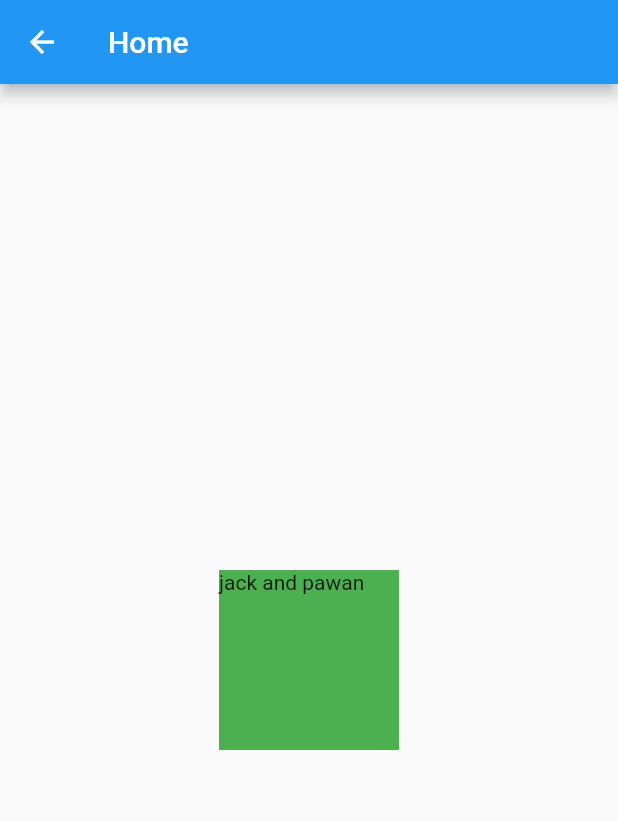
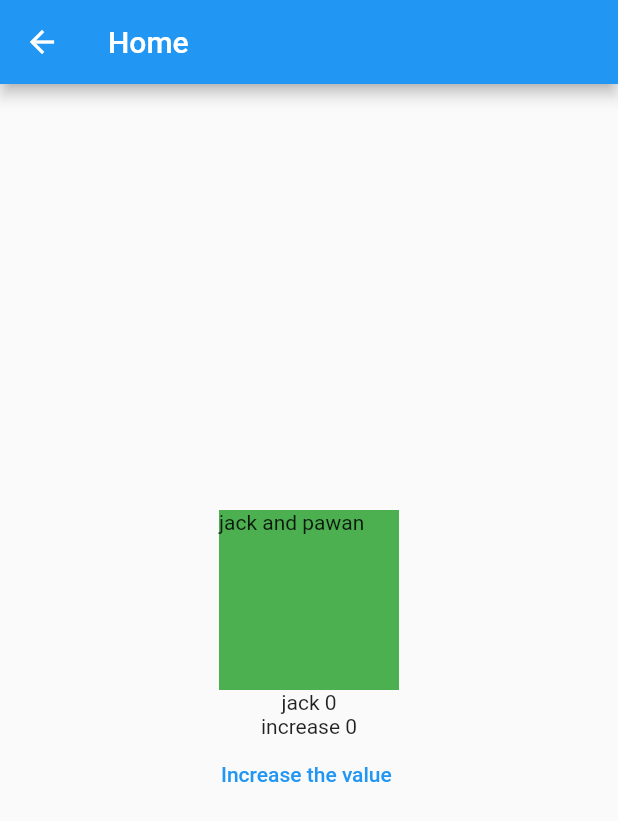
Before and after one commit to Jackpkn/Flutter_Getx, a Flutter app: the screen it shows after launch, after a tap on "Next screen", on a phone screen of 412 x 824 dp. Shown: the top 821 px of the screen. Run offline on Flutter 3.47's test engine with Material 2 defaults, Android fonts, the phone set to English and light mode, and no system bars; our stand-ins replace get, shared_preferences; missing offline and left inert: dart:html.

Commit message:
Getx services

```diff
--- a/lib/homepage.dart
+++ b/lib/homepage.dart
@@ -1,26 +1,51 @@
 import 'package:flutter/material.dart';
 import 'package:get/get.dart';
+import 'package:getx/statemanagment/getxController.dart';
 
 class Home extends StatelessWidget {
-  const Home({super.key});
-
+  Home({super.key});
+  // this is object of my controller
+  MyController myController = Get.put(MyController());
   @override
   Widget build(BuildContext context) {
     return Scaffold(
       appBar: AppBar(title: const Text('Home')),
       body: Center(
-        child: Column(mainAxisAlignment: MainAxisAlignment.center, children: [
-          Container(
-            color: Colors.green,
-            width: 120,
-            height: 120,
-            child: GestureDetector(
+        child: Column(
+          mainAxisAlignment: MainAxisAlignment.center,
+          children: [
+            Container(
+              color: Colors.green,
+              width: 120,
+              height: 120,
+              child: GestureDetector(
                 onTap: () {
                   Get.back();
                 },
-                child: const Text('jack and pawan')),
-          )
-        ]),
+                child: const Text(
+                  'jack and pawan',
+                ),
+              ),
+            ),
+            GetBuilder<MyController>(
+              id: 'txtCount',
+              // initState: (data) => MyController().increment(),
+              // dispose: (_)=>MyController().cleanUpTask(),
+              builder: ((controller) {
+                return Text('jack ${controller.count}');
+              }),
+            ),
+            GetBuilder<MyController>(builder: (controller) {
+              return Text('increase ${controller.count}');
+            }),
+            TextButton(
+              onPressed: () {
+                myController.increment();
+              },
+              child: const Text('Increase the value '),
+            ),
+          ],
+        ),
       ),
     );
   }
--- a/lib/main.dart
+++ b/lib/main.dart
@@ -23,9 +23,9 @@ class MyApp extends StatelessWidget {
         GetPage(
           name: '/Home',
           transition: Transition.leftToRight,
-          page: () => const Home(),
+          page: () => Home(),
         ),
-        GetPage(name: '/NextScreen/: SomeValue', page: () => const Home())
+        GetPage(name: '/NextScreen/: SomeValue', page: () => Home())
       ],
       title: 'Flutter Demo',
       theme: ThemeData(
@@ -57,11 +57,10 @@ class _MyHomePageState extends State<MyHomePage> {
           mainAxisAlignment: MainAxisAlignment.center,
           children: [
             ElevatedButton(
-              onPressed: () async {
-                await Get.toNamed('/Home');
-              },
-              child: const Text('Next screen')),
-
+                onPressed: () async {
+                  await Get.toNamed('/Home');
+                },
+                child: const Text('Next screen')),
           ],
         ),
       ),
--- /dev/null
+++ b/lib/statemanagment/getxController.dart
@@ -0,0 +1,30 @@
+import 'dart:html';
+
+import 'package:flutter/material.dart';
+import 'package:get/get.dart';
+
+class MyController extends GetxController {
+  //? make observable
+  RxInt count = 0.obs;
+  void increment()   {
+    // await Future<int>.delayed(const Duration(seconds: 5));
+    count++;
+    update(['texCount']);
+  }
+
+  void cleanUpTask() {
+    debugPrint('Clean up task');
+  }
+
+  @override
+  void onInit() {
+    debugPrint('init called');
+    super.onInit();
+  }
+  @override
+  void onClose() {
+    debugPrint('onClose called');
+    super.onClose();
+  }
+
+}
--- a/pubspec.yaml
+++ b/pubspec.yaml
@@ -36,6 +36,7 @@ dependencies:
   # Use with the CupertinoIcons class for iOS style icons.
   cupertino_icons: ^1.0.2
   get: ^4.6.5
+  shared_preferences: ^2.0.17
 
 dev_dependencies:
   flutter_test:
```
Also changed, not shown: lib/statemanagment/getxservices.dart (added, +20 -0 lines), lib/statemanagment/interlization.dart (added, +16 -0 lines), pubspec.lock, 2 other files.
